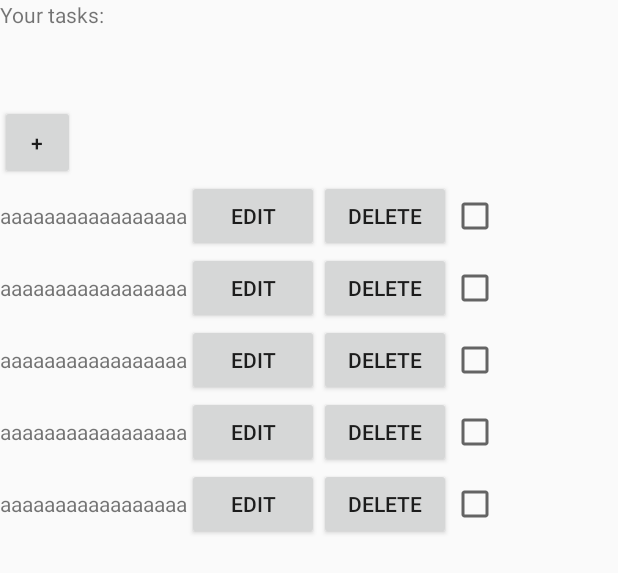
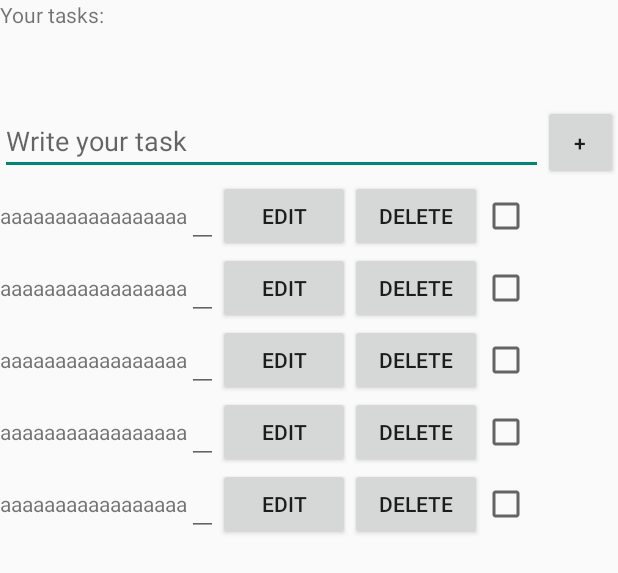
Before and after one commit to mousearthouse/to-do-mobile, an Android app built with Jetpack Compose: the layout activity_main.xml on its own in the app's theme, with its tools: preview values and no code run, on a phone screen of 412 x 824 dp. Shown: the top 573 px of the screen. Run offline under Robolectric (Android 15) with nearby library versions, the phone set to English and light mode, and no system bars.

```diff
--- a/app/src/main/res/layout/activity_main.xml
+++ b/app/src/main/res/layout/activity_main.xml
@@ -11,17 +11,32 @@
         android:layout_height="70sp"
         android:text="Your tasks:" />
 
-    <Button
-        android:id="@+id/addTask"
-        android:layout_width="50dp"
-        android:layout_height="50dp"
-        android:text="+"
-        />
+    <LinearLayout
+        android:layout_width="match_parent"
+        android:layout_height="wrap_content"
+        android:orientation="horizontal">
+
+        <EditText
+            android:id="@+id/write_task"
+            android:layout_width="0dp"
+            android:layout_height="wrap_content"
+            android:layout_weight="1"
+            android:hint="Write your task"
+            android:inputType="text"/>
+
+        <Button
+            android:id="@+id/addTask"
+            android:layout_width="50dp"
+            android:layout_height="50dp"
+            android:text="+" />
+
+    </LinearLayout>
+
 
     <androidx.recyclerview.widget.RecyclerView
         android:id="@+id/tasksRecycler"
         android:layout_width="match_parent"
-        android:layout_height="wrap_content"
+        android:layout_height="0dp"
         android:layout_weight="1"
         tools:itemCount="5"
         tools:listitem="@layout/task_view" />
--- a/app/src/main/res/layout/task_view.xml
+++ b/app/src/main/res/layout/task_view.xml
@@ -11,6 +11,11 @@
         android:layout_width="wrap_content"
         android:layout_height="wrap_content"
         tools:text="aaaaaaaaaaaaaaaaa" />
+
+    <EditText
+        android:id="@+id/edit_text"
+        android:layout_width="wrap_content"
+        android:layout_height="wrap_content" />
 
     <Button
         android:layout_width="wrap_content"
```
Also changed, not shown: app/src/main/java/com/example/todolist/MainActivity.kt (+48 -7 lines), app/src/main/java/com/example/todolist/SmolAdapter.kt (+38 -8 lines).
